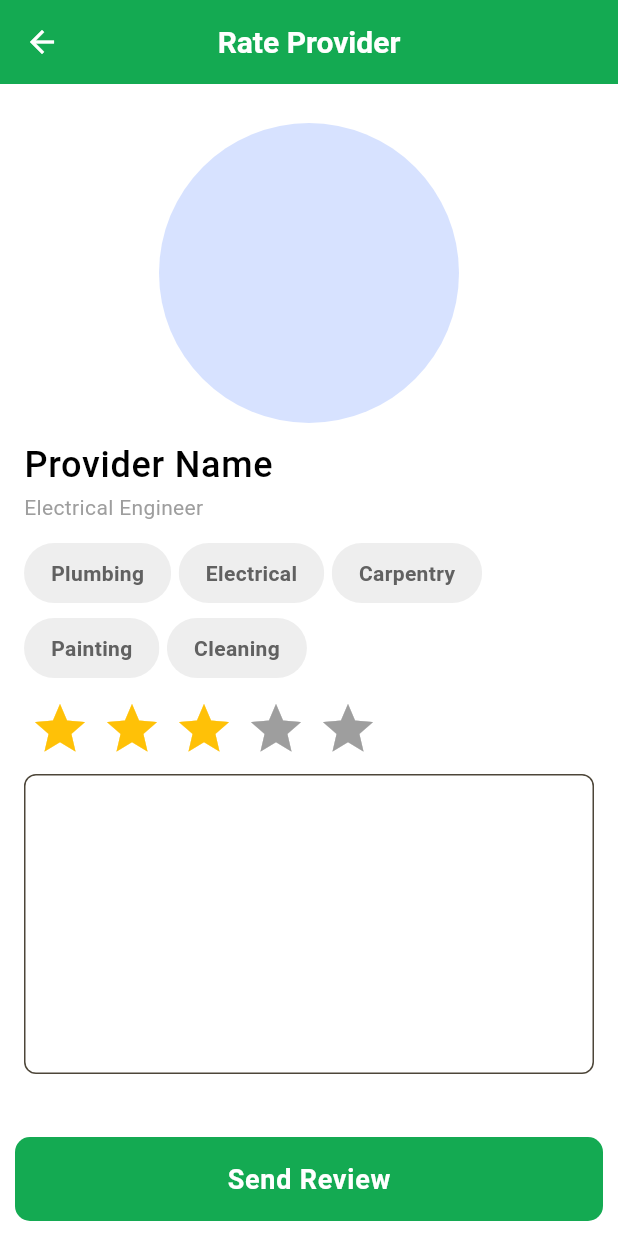
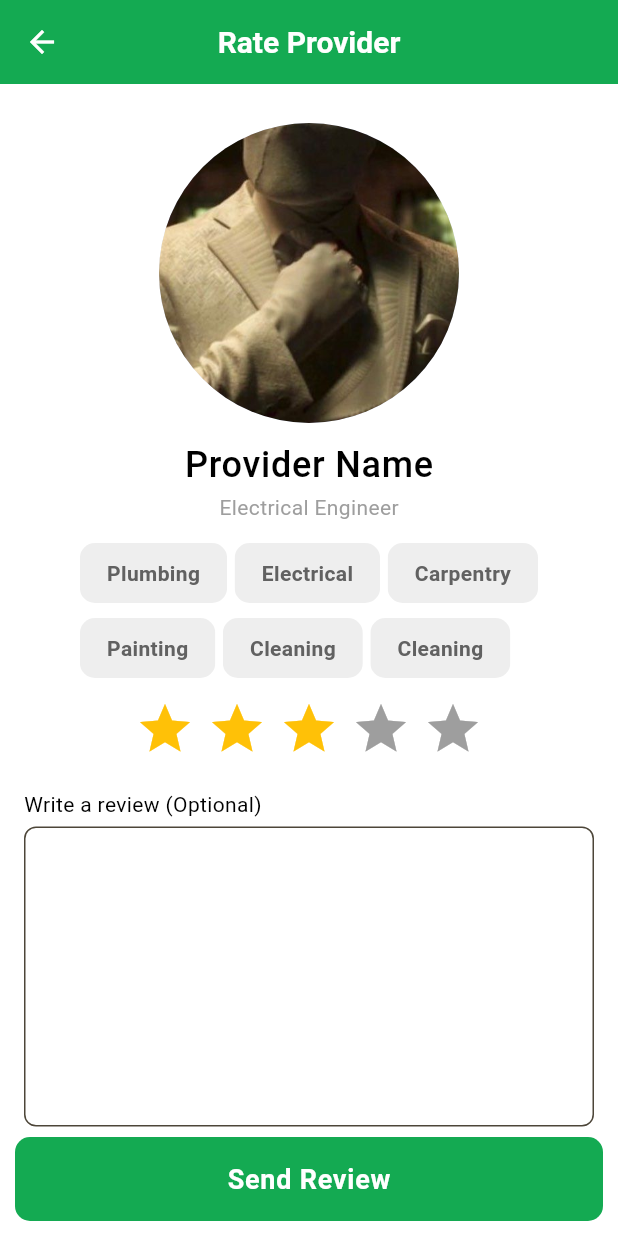
Before and after one commit to Awesomewsdm/service_masters, a Flutter app: the ReviewAndRateProviderScreen screen opened by its route, on a phone screen of 412 x 824 dp. Run offline on Flutter 3.47's test engine with Material 3 defaults, Android fonts, the phone set to English and light mode, and no system bars; drawn by our look-alikes of flutter_rating_bar; our stand-ins replace auto_route, chat_bubbles, cloud_firestore, equatable, firebase_auth, firebase_core and 19 more; missing offline and left inert: agora_rtc_engine, flutter_google_maps_webservices; accounts and stored records are empty.

```diff
--- a/lib/reviews_and_ratings/view/review_and_rate_provider_screen.dart
+++ b/lib/reviews_and_ratings/view/review_and_rate_provider_screen.dart
@@ -19,6 +19,7 @@ class _ReviewAndRateProviderScreenState
     "Carpentry",
     "Painting",
     "Cleaning",
+    "Cleaning",
   ];
 
   @override
@@ -35,23 +36,31 @@ class _ReviewAndRateProviderScreenState
           const Gap(10),
           const CircleAvatar(
             radius: 100,
+            backgroundImage: AssetImage(
+              tPic,
+            ),
           ),
           const Gap(10),
-          Text(
+          Center(
+            child: Text(
               "Provider Name",
               style: context.textTheme.bodyLarge!.copyWith(
                 fontWeight: FontWeight.w500,
                 fontSize: 24,
               ),
             ),
-          Text(
+          ),
+          Center(
+            child: Text(
               "Electrical Engineer",
               style: context.textTheme.bodyMedium!.copyWith(
                 color: Colors.grey,
               ),
             ),
+          ),
           const Gap(10),
-          SizedBox(
+          Center(
+            child: SizedBox(
               child: Wrap(
                 spacing: 5.0,
                 runSpacing: 2.0,
@@ -67,7 +76,7 @@ class _ReviewAndRateProviderScreenState
                     ),
                     backgroundColor: Colors.grey[200],
                     shape: RoundedRectangleBorder(
-                    borderRadius: BorderRadius.circular(50),
+                      borderRadius: BorderRadius.circular(10),
                     ),
                     side: BorderSide.none,
                     padding: const EdgeInsets.all(10),
@@ -75,8 +84,10 @@ class _ReviewAndRateProviderScreenState
                 ),
               ),
             ),
+          ),
           const Gap(10),
-          RatingBar.builder(
+          Center(
+            child: RatingBar.builder(
               initialRating: 3,
               minRating: 1,
               allowHalfRating: true,
@@ -87,7 +98,10 @@ class _ReviewAndRateProviderScreenState
               ),
               onRatingUpdate: logger.d,
             ),
-          const Gap(10),
+          ),
+          const Gap(20),
+          const Text("Write a review (Optional)"),
+          const Gap(5),
           SizedBox(
             height: 200,
             child: CustomTextField(
```
Lines whose indentation alone changed are shown as unchanged.
